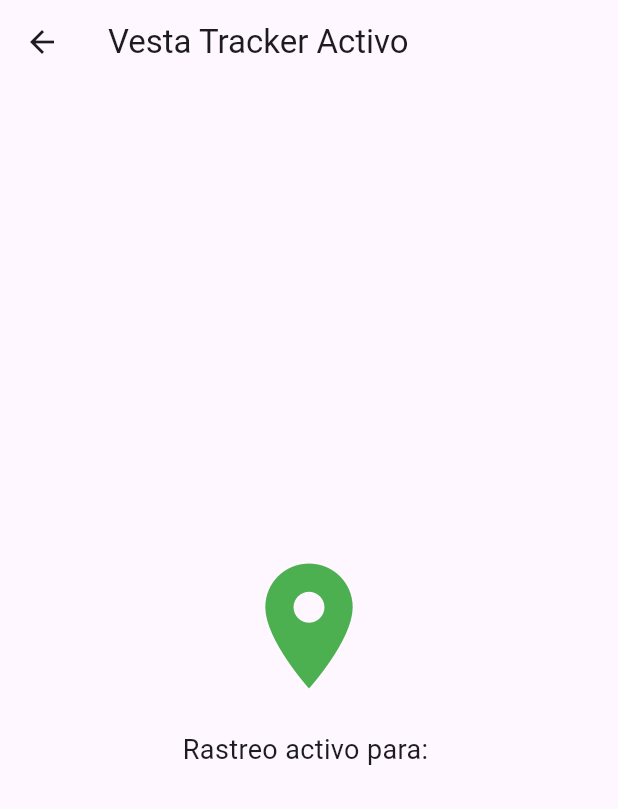
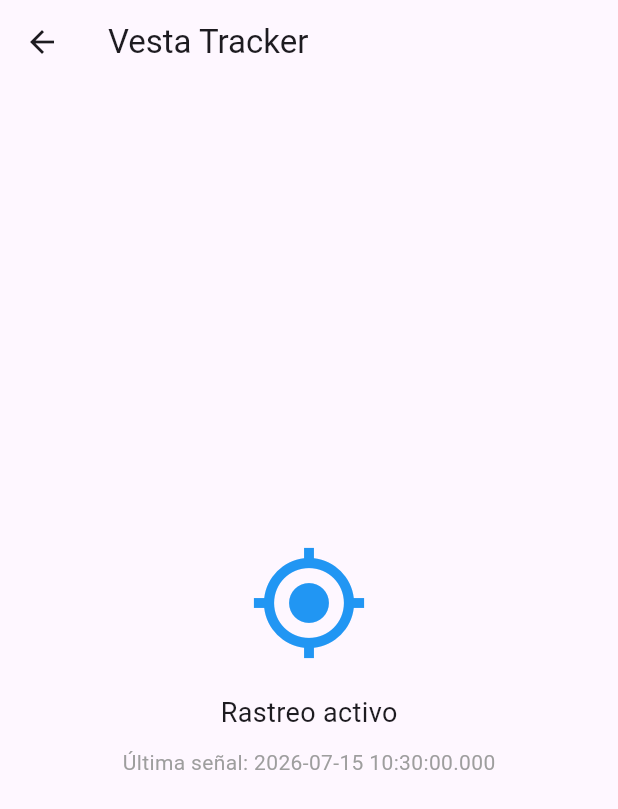
Before and after one commit to VESTA-OpenSource/vesta-tracker, a Flutter app: the TrackerActiveScreen screen opened directly with empty values, on a phone screen of 412 x 824 dp. Shown: the top 809 px of the screen. Run offline on Flutter 3.47's test engine with Material 3 defaults, Android fonts, the light colour scheme and no system bars; our stand-ins replace cloud_firestore, firebase_auth, firebase_core, flutter_local_notifications, geolocator, go_router and 1 more; missing offline and left inert: flutter_background_service, flutter_background_service_android; accounts and stored records are empty; network calls fail.

Commit message:
integracion rules GPS Dash

```diff
--- a/lib/screens/tracker_active_screen.dart
+++ b/lib/screens/tracker_active_screen.dart
@@ -1,6 +1,9 @@
 import 'package:flutter/material.dart';
 import 'package:flutter_background_service/flutter_background_service.dart';
 import 'package:geolocator/geolocator.dart';
+import 'package:cloud_firestore/cloud_firestore.dart';
+import 'package:shared_preferences/shared_preferences.dart';
+import 'package:go_router/go_router.dart';
 import '../location_service.dart';
 
 class TrackerActiveScreen extends StatefulWidget {
@@ -12,56 +15,115 @@ class TrackerActiveScreen extends StatefulWidget {
 }
 
 class _TrackerActiveScreenState extends State<TrackerActiveScreen> {
-  bool _isServiceRunning = false;
+  bool _isLoading = true;
+  bool _isNavigating = false;
 
   @override
   void initState() {
     super.initState();
-    _startTrackingProcess();
+    _initService();
   }
 
-  Future<void> _startTrackingProcess() async {
-    LocationPermission permission = await Geolocator.requestPermission();
+  Future<void> _initService() async {
+    try {
+      // Solo inicializamos si el servicio no está corriendo
+      final service = FlutterBackgroundService();
+      if (!(await service.isRunning())) {
+        LocationPermission permission = await Geolocator.checkPermission();
+        if (permission == LocationPermission.denied) {
+          permission = await Geolocator.requestPermission();
+        }
 
-    if (permission == LocationPermission.whileInUse || permission == LocationPermission.always) {
+        if (permission == LocationPermission.whileInUse ||
+            permission == LocationPermission.always) {
           await LocationService.initializeService();
-      FlutterBackgroundService().startService();
+        }
+      }
+    } catch (e) {
+      debugPrint("Error al inicializar: $e");
+    }
 
-      setState(() {
-        _isServiceRunning = true;
-      });
-    } else {
-      if (mounted) {
-        ScaffoldMessenger.of(context).showSnackBar(
-          const SnackBar(content: Text("Necesitamos permisos de ubicación para rastrear.")),
-        );
+    if (mounted) setState(() => _isLoading = false);
   }
+
+  Future<void> _handleUnlink() async {
+    if (_isNavigating) return;
+    setState(() => _isNavigating = true);
+
+    try {
+      final service = FlutterBackgroundService();
+      service.invoke("stopService");
+
+      final prefs = await SharedPreferences.getInstance();
+      await prefs.remove('child_id');
+
+      if (mounted) context.go('/setup');
+    } catch (e) {
+      debugPrint("Error durante la desvinculación: $e");
+      if (mounted) setState(() => _isNavigating = false);
     }
   }
 
   @override
   Widget build(BuildContext context) {
+    if (_isLoading) {
+      return const Scaffold(body: Center(child: CircularProgressIndicator()));
+    }
+
+    return StreamBuilder<DocumentSnapshot>(
+      stream: FirebaseFirestore.instance.collection('telemetria').doc(widget.childId).snapshots(),
+      builder: (context, snapshot) {
+        if (snapshot.connectionState == ConnectionState.waiting) {
+          return const Scaffold(body: Center(child: CircularProgressIndicator()));
+        }
+
+        final data = snapshot.data?.data() as Map<String, dynamic>?;
+
+        // Lógica de desvinculación mejorada
+        if (snapshot.hasError || !snapshot.hasData || !snapshot.data!.exists) {
+          if (!_isNavigating) _handleUnlink();
+          return const Scaffold(body: Center(child: CircularProgressIndicator()));
+        }
+
+        // Si está inactivo, mostramos un aviso antes de expulsar (evita el rebote)
+        if (data?['status'] == 'inactivo') {
           return Scaffold(
-      appBar: AppBar(title: const Text("Vesta Tracker Activo")),
             body: Center(
               child: Column(
                 mainAxisAlignment: MainAxisAlignment.center,
                 children: [
-            Icon(
-              _isServiceRunning ? Icons.location_on : Icons.location_off,
-              size: 100,
-              color: _isServiceRunning ? Colors.green : Colors.red,
+                  const Text("El dispositivo está marcado como inactivo.", textAlign: TextAlign.center),
+                  const SizedBox(height: 20),
+                  ElevatedButton(
+                    onPressed: () => _handleUnlink(),
+                    child: const Text("Volver a configurar")
+                  )
+                ],
               ),
+            ),
+          );
+        }
+
+        // Pantalla principal de rastreo
+        return Scaffold(
+          appBar: AppBar(title: const Text("Vesta Tracker")),
+          body: Center(
+            child: Column(
+              mainAxisAlignment: MainAxisAlignment.center,
+              children: [
+                const Icon(Icons.my_location, size: 80, color: Colors.blue),
                 const SizedBox(height: 20),
+                const Text("Rastreo activo", style: TextStyle(fontSize: 18)),
+                const SizedBox(height: 10),
                 Text(
-              _isServiceRunning
-                ? "Rastreo activo para: ${widget.childId}"
-                : "Esperando permisos...",
-              style: const TextStyle(fontSize: 18),
+                  "Última señal: ${data?['timestamp']?.toDate()?.toString() ?? 'Recibiendo...'}",
+                  style: const TextStyle(color: Colors.grey),
                 ),
               ],
             ),
           ),
         );
+      },
+    );
   }
 }
```
Also changed, not shown: lib/app_router.dart (added, +36 -0 lines), lib/location_service.dart (+56 -10 lines), lib/main.dart (+37 -35 lines), lib/navigation_service.dart (added, +9 -0 lines), lib/router.dart (added, +7 -0 lines), lib/screens/setup_screen.dart (+33 -23 lines), lib/screens/success_screen.dart (added, +39 -0 lines), pubspec.yaml (+5 -70 lines), firebase.json (added), lib/firebase_options.dart (added), pubspec.lock, 2 other files. Lines whose indentation alone changed are shown as unchanged.
